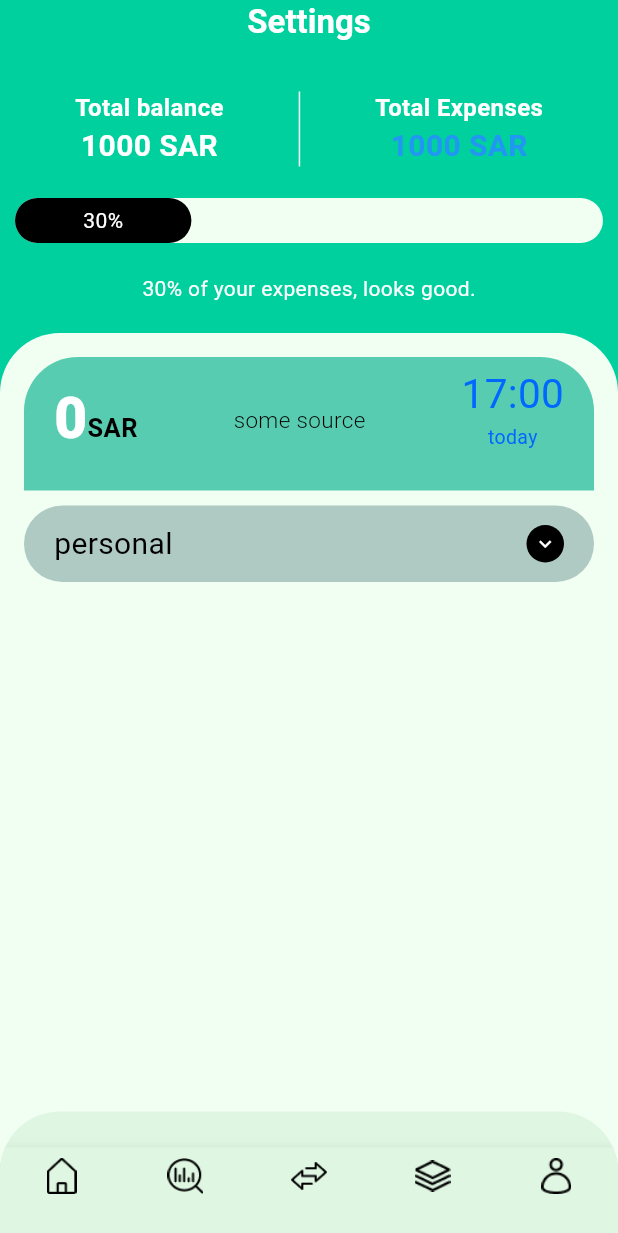
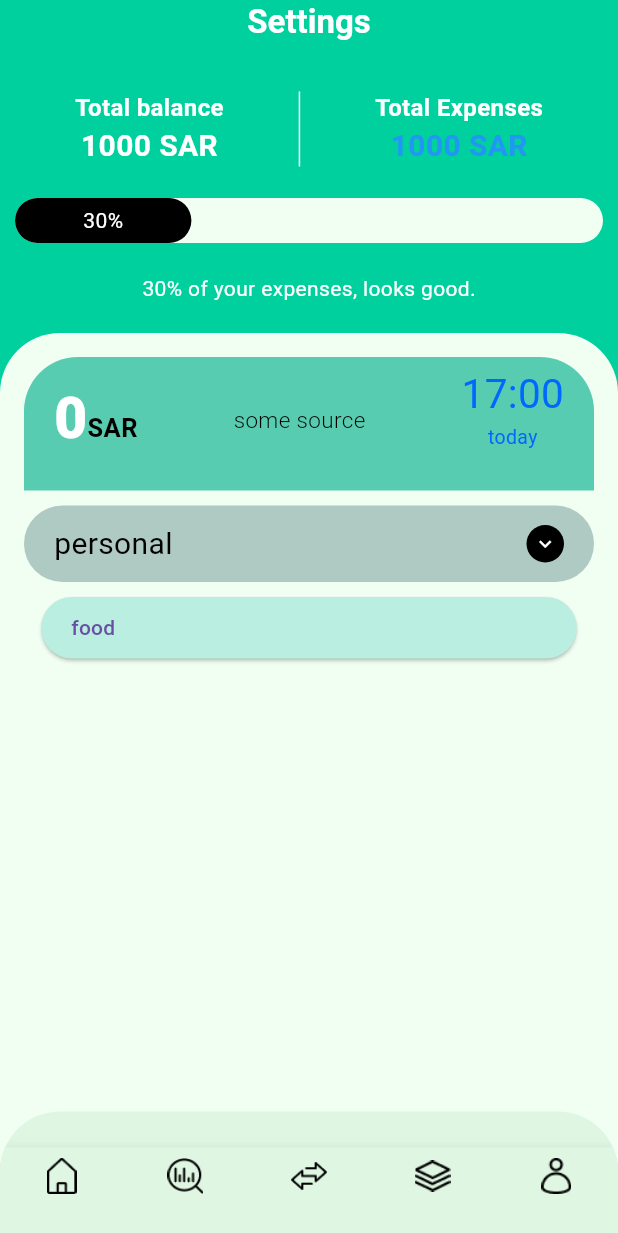
Before and after one commit to OmarShaqaqi/SWE412, a Flutter app: the screen it shows after launch, on a phone screen of 412 x 824 dp. Shown: the top 1233 px of the screen. Run offline on Flutter 3.47's test engine with Material 3 defaults, Android fonts, the phone set to English and light mode, and no system bars.

Commit message:
added the home categorycard button need some remoudling

```diff
--- a/senior_project/lib/screens/home/HomeScreen.dart
+++ b/senior_project/lib/screens/home/HomeScreen.dart
@@ -1,5 +1,6 @@
 import 'package:flutter/material.dart';
 import 'package:senior_project/screens/home/NewExpense.dart';
+import 'package:senior_project/screens/home/categroyUI_home.dart';
 import 'package:senior_project/screens/home/gourpsUI_home.dart';
 import "../../widgets/custom_bottom_navigation_bar.dart";
 
@@ -140,7 +141,7 @@ class HomeScreen extends StatelessWidget {
               ),
               child: Column(
                   // add the expense cards here
-                  children: [ExpenseCard(), GroupsUiHome()]),
+                  children: [ExpenseCard(), GroupsUiHome(), CategroyuiHome()]),
             ),
           ),
         ],
--- /dev/null
+++ b/senior_project/lib/screens/home/categroyUI_home.dart
@@ -0,0 +1,38 @@
+import 'package:flutter/material.dart';
+
+class CategroyuiHome extends StatefulWidget {
+  const CategroyuiHome({super.key});
+
+  @override
+  State<CategroyuiHome> createState() => _CategroyuiHomeState();
+}
+
+class _CategroyuiHomeState extends State<CategroyuiHome> {
+  bool selected = false;
+
+  void _toggleSelected() {
+    setState(() {
+      selected = !selected;
+    });
+  }
+
+  @override
+  Widget build(BuildContext context) {
+    return Container(
+      width: 357,
+      height: 41,
+      child: ElevatedButton(
+          style: ButtonStyle(
+            padding: MaterialStateProperty.all(
+                EdgeInsets.only(left: 20.0, right: 20.0)),
+            backgroundColor: MaterialStateProperty.all(selected
+                ? Color.fromRGBO(0, 255, 194, 1)
+                : Color.fromRGBO(186, 238, 225, 1)),
+          ),
+          onPressed: () {
+            _toggleSelected();
+          },
+          child: Align(alignment: Alignment.centerLeft, child: Text("food"))),
+    );
+  }
+}
--- a/senior_project/lib/screens/home/gourpsUI_home.dart
+++ b/senior_project/lib/screens/home/gourpsUI_home.dart
@@ -6,7 +6,9 @@ class GroupsUiHome extends StatelessWidget {
 
   @override
   Widget build(BuildContext context) {
-    return Container(
+    return Column(
+      children: [
+        Container(
           width: 398,
           height: 51,
           padding: const EdgeInsets.only(
@@ -33,6 +35,12 @@ class GroupsUiHome extends StatelessWidget {
               const IconButtonWithState(),
             ],
           ),
+        ),
+        SizedBox(
+          width: double.infinity,
+          height: 10,
+        )
+      ],
     );
   }
 }
```
Lines whose indentation alone changed are shown as unchanged.
